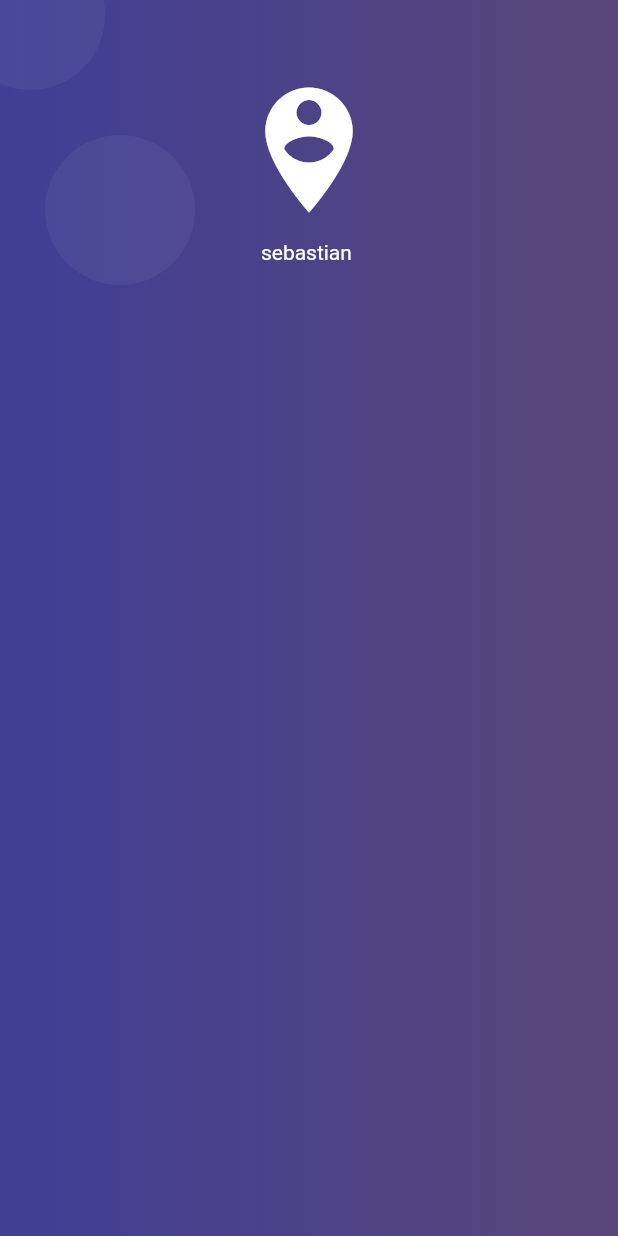
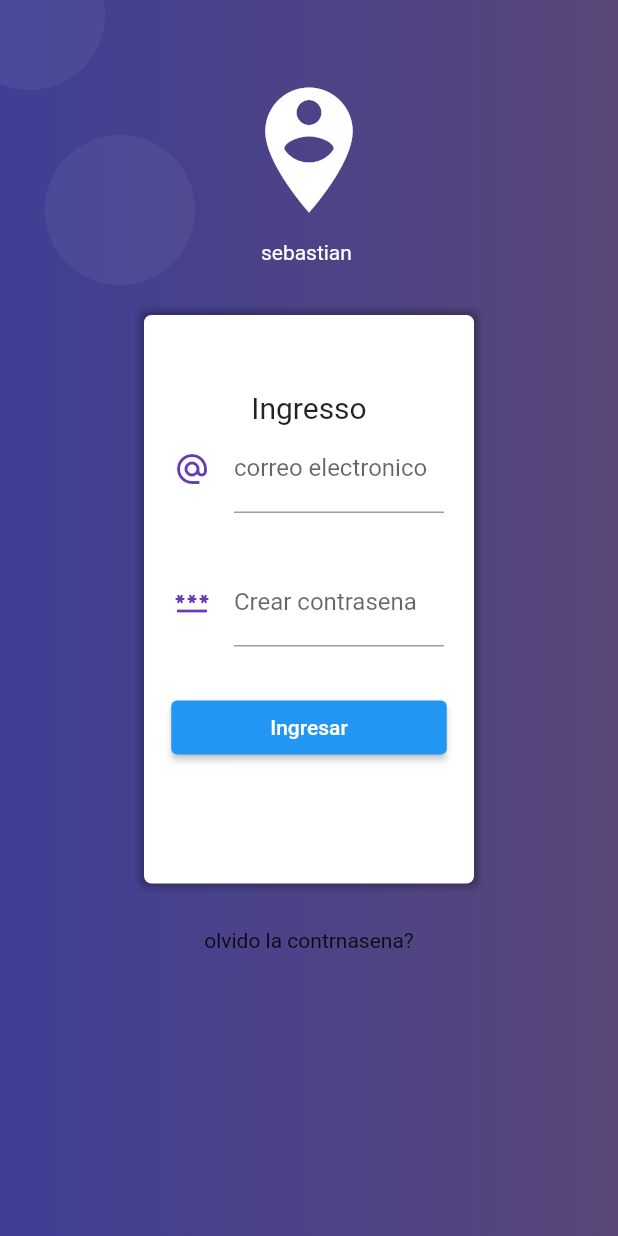
Before and after one commit to JUSELERO/homehealth, a Flutter app: the screen it shows after launch, on a phone screen of 412 x 824 dp. Run offline on Flutter 3.47's test engine with Material 2 defaults, Android fonts, the light colour scheme and no system bars.

Commit message:
creacion de primera version de login

```diff
--- a/lib/src/pages/login_page.dart
+++ b/lib/src/pages/login_page.dart
@@ -7,10 +7,62 @@ class LoginPage extends StatelessWidget {
       body: Stack(
         children: <Widget>[
           _crearFondo(context),
+          _loginForm(context),
         ],
       ),
     );
   }
+}
+
+Widget _loginForm(context) {
+  return SingleChildScrollView(
+    child: Column(
+      children: <Widget>[
+        SafeArea(
+          child: Container(
+            height: 180.0,
+          ),
+        ),
+        Container(
+          //se deberia poder poner el ancho por % yno por pixeels
+          width: 220.0,
+          margin: EdgeInsets.symmetric(vertical: 30.0),
+          padding: EdgeInsets.symmetric(vertical: 50.0),
+          decoration: BoxDecoration(
+              color: Colors.white,
+              borderRadius: BorderRadius.circular(5.0),
+              boxShadow: <BoxShadow>[
+                BoxShadow(
+                    color: Colors.black26, blurRadius: 3.0, spreadRadius: 3.0)
+              ]),
+          child: Column(
+            children: <Widget>[
+              Text(
+                'Ingresso',
+                style: TextStyle(fontSize: 20.0),
+              ),
+              _crearEmail(),
+              SizedBox(
+                height: 30.0,
+              ),
+              _crearPassword(),
+              SizedBox(
+                height: 30.0,
+              ),
+              _crearBoton(),
+              SizedBox(
+                height: 30.0,
+              )
+            ],
+          ),
+        ),
+        Text('olvido la contrnasena?'),
+        SizedBox(
+          height: 100.0,
+        )
+      ],
+    ),
+  );
 }
 
 Widget _crearFondo(BuildContext context) {
@@ -68,3 +120,43 @@ Widget _crearFondo(BuildContext context) {
     ],
   );
 }
+
+Widget _crearEmail() {
+  return Container(
+      padding: EdgeInsets.symmetric(horizontal: 20.0),
+      child: TextField(
+          keyboardType: TextInputType.emailAddress,
+          decoration: InputDecoration(
+            icon: Icon(
+              Icons.alternate_email,
+              color: Colors.deepPurple,
+            ),
+            hintText: 'ejemplo@corroe.com',
+            label: Text('correo electronico'),
+          )));
+}
+
+Widget _crearPassword() {
+  return Container(
+      padding: EdgeInsets.symmetric(horizontal: 20.0),
+      child: TextField(
+          keyboardType: TextInputType.emailAddress,
+          decoration: InputDecoration(
+            icon: Icon(
+              Icons.password,
+              color: Colors.deepPurple,
+            ),
+            hintText: '*******',
+            label: Text('Crear contrasena'),
+          )));
+}
+
+Widget _crearBoton() {
+  return ElevatedButton(
+    onPressed: () {},
+    child: Container(
+      padding: EdgeInsets.symmetric(horizontal: 50.0),
+      child: Text('Ingresar'),
+    ),
+  );
+}
```
